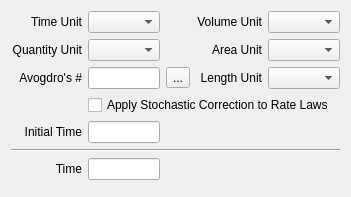
copasi/COPASI, file copasi/UI/CQModelWidget.ui: the form before one commit.
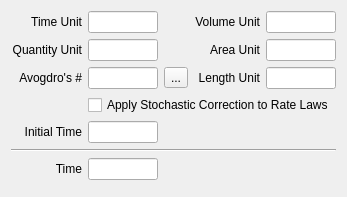
The form after the commit. Custom widgets are drawn as their Qt base class.

Commit message: Fixed Bug 2374. The combo boxes for units are now text edits with validators.

Diff of the .ui file:
```diff
--- a/copasi/UI/CQModelWidget.ui
+++ b/copasi/UI/CQModelWidget.ui
@@ -12,8 +12,8 @@
    <rect>
     <x>0</x>
     <y>0</y>
-    <width>349</width>
-    <height>188</height>
+    <width>347</width>
+    <height>186</height>
    </rect>
   </property>
   <property name="windowTitle">
@@ -34,13 +34,16 @@
     </widget>
    </item>
    <item row="0" column="1">
-    <widget class="QComboBox" name="mpComboTimeUnit">
+    <widget class="QLineEdit" name="mpEditTimeUnit">
      <property name="sizePolicy">
-      <sizepolicy hsizetype="MinimumExpanding" vsizetype="Fixed">
+      <sizepolicy hsizetype="Preferred" vsizetype="Fixed">
        <horstretch>0</horstretch>
        <verstretch>0</verstretch>
       </sizepolicy>
      </property>
+     <property name="readOnly">
+      <bool>false</bool>
+     </property>
     </widget>
    </item>
    <item row="0" column="3">
@@ -57,13 +60,16 @@
     </widget>
    </item>
    <item row="0" column="4">
-    <widget class="QComboBox" name="mpComboVolumeUnit">
+    <widget class="QLineEdit" name="mpEditVolumeUnit">
      <property name="sizePolicy">
-      <sizepolicy hsizetype="MinimumExpanding" vsizetype="Fixed">
+      <sizepolicy hsizetype="Preferred" vsizetype="Fixed">
        <horstretch>0</horstretch>
        <verstretch>0</verstretch>
       </sizepolicy>
      </property>
+     <property name="readOnly">
+      <bool>false</bool>
+     </property>
     </widget>
    </item>
    <item row="1" column="0">
@@ -80,7 +86,17 @@
     </widget>
    </item>
    <item row="1" column="1">
-    <widget class="QComboBox" name="mpComboQuantityUnit"/>
+    <widget class="QLineEdit" name="mpEditQuantityUnit">
+     <property name="sizePolicy">
+      <sizepolicy hsizetype="Preferred" vsizetype="Fixed">
+       <horstretch>0</horstretch>
+       <verstretch>0</verstretch>
+      </sizepolicy>
+     </property>
+     <property name="readOnly">
+      <bool>false</bool>
+     </property>
+    </widget>
    </item>
    <item row="1" column="3">
     <widget class="QLabel" name="mpLblAreaUnit">
@@ -96,7 +112,17 @@
     </widget>
    </item>
    <item row="1" column="4">
-    <widget class="QComboBox" name="mpComboAreaUnit"/>
+    <widget class="QLineEdit" name="mpEditAreaUnit">
+     <property name="sizePolicy">
+      <sizepolicy hsizetype="Preferred" vsizetype="Fixed">
+       <horstretch>0</horstretch>
+       <verstretch>0</verstretch>
+      </sizepolicy>
+     </property>
+     <property name="readOnly">
+      <bool>false</bool>
+     </property>
+    </widget>
    </item>
    <item row="2" column="0">
     <widget class="QLabel" name="mpLblInitialTime_2">
@@ -148,7 +174,17 @@
     </widget>
    </item>
    <item row="2" column="4">
-    <widget class="QComboBox" name="mpComboLengthUnit"/>
+    <widget class="QLineEdit" name="mpEditLengthUnit">
+     <property name="sizePolicy">
+      <sizepolicy hsizetype="Preferred" vsizetype="Fixed">
+       <horstretch>0</horstretch>
+       <verstretch>0</verstretch>
+      </sizepolicy>
+     </property>
+     <property name="readOnly">
+      <bool>false</bool>
+     </property>
+    </widget>
    </item>
    <item row="3" column="1" colspan="4">
     <widget class="QCheckBox" name="mpCheckStochasticCorrection">
```
Left out of the diff: 95 changed lines with no effect on the pictures. The commit also changes 7 other files.
